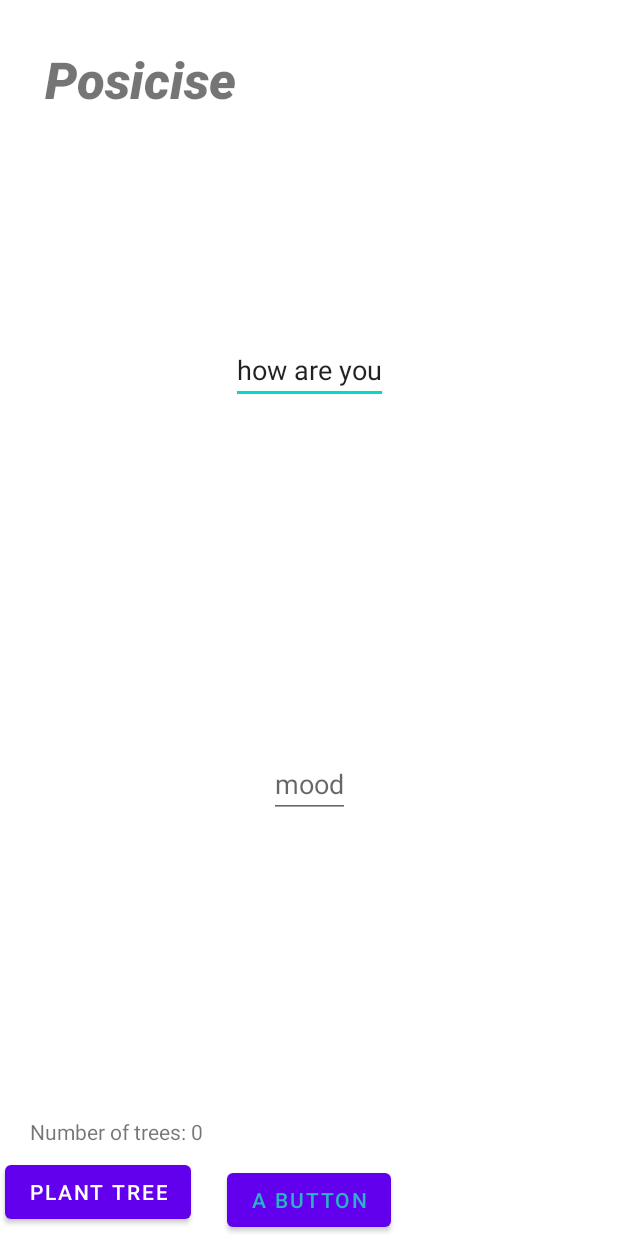
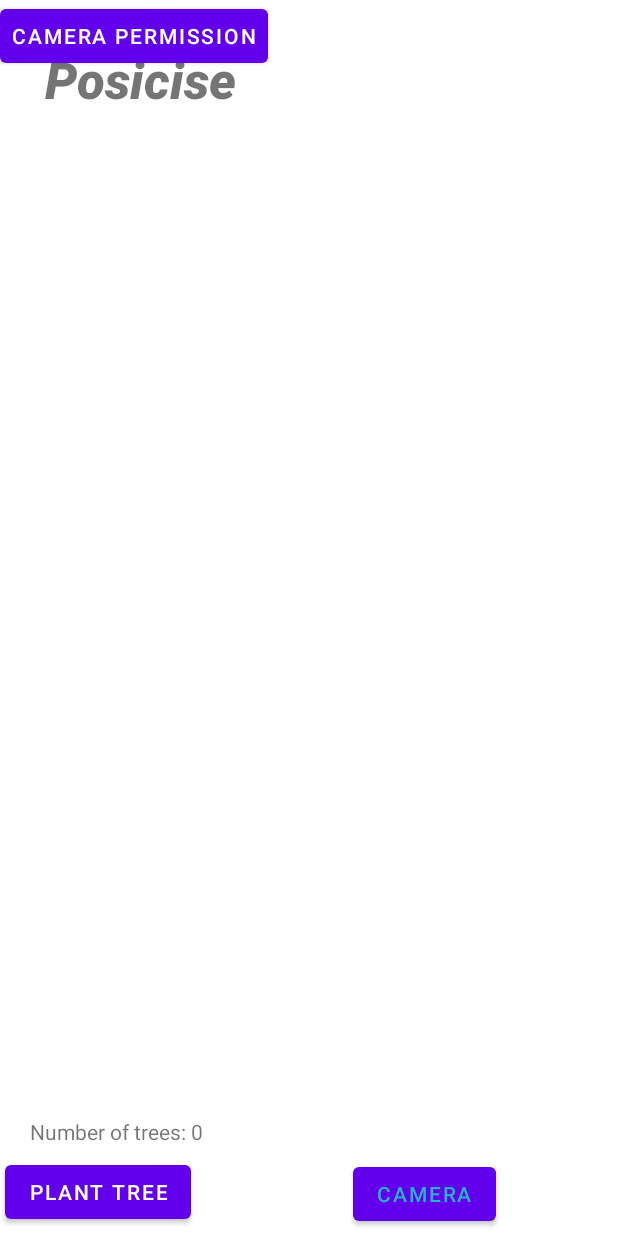
Before and after one commit to nohyp3/HTV-Android-App, an Android app: the screen it shows after launch (MainActivity), on a phone screen of 412 x 824 dp. Run offline under Robolectric (Android 15) with nearby library versions, the phone set to English and light mode, and no system bars.

Commit message:
added camera functionality

```diff
--- a/app/src/main/java/com/example/myapplication/MainActivity.java
+++ b/app/src/main/java/com/example/myapplication/MainActivity.java
@@ -1,33 +1,102 @@
 package com.example.myapplication;
 
+import androidx.annotation.NonNull;
 import androidx.appcompat.app.AppCompatActivity;
-import android.content.SharedPreferences;
+import androidx.core.app.ActivityCompat;
+import androidx.core.content.ContextCompat;
+
+import android.Manifest;
+import android.content.pm.PackageManager;
+import android.graphics.Bitmap;
+import android.provider.MediaStore;
+import android.content.Intent;
 import android.os.Bundle;
-import android.text.Editable;
 import android.view.View;
-import android.widget.EditText;
+import android.widget.Button;
+import android.widget.ImageView;
 import android.widget.TextView;
+import android.widget.Toast;
+
+import java.security.PrivateKey;
 
 public class MainActivity extends AppCompatActivity {
+    private static final int picId = 1;
+    private static final int CAMERA_PERMISSION_CODE = 100;
+
+    ImageView click_image_id;
+    Button camera;
+    private Button cameraPerm;
 
     @Override
     protected void onCreate(Bundle savedInstanceState) {
         super.onCreate(savedInstanceState);
-        setContentView(R.layout.activity_main   );
+        setContentView(R.layout.activity_main);
+
+        // By ID we can get each component which id is assigned in XML file get Buttons and imageview.
+        camera = findViewById(R.id.camera);
+        click_image_id = findViewById(R.id.proof);
+        cameraPerm = findViewById(R.id.cameraPer);
+        cameraPerm.setOnClickListener(new View.OnClickListener(){
+            @Override
+            public void onClick(View v){
+                checkPermission(Manifest.permission.CAMERA, CAMERA_PERMISSION_CODE);
+            }
+        });
+        // Camera_open button is for open the camera and add the setOnClickListener in this button
+        camera.setOnClickListener(v -> {
+            // Create the camera_intent ACTION_IMAGE_CAPTURE it will open the camera for capture the image
+            Intent camera_intent = new Intent(MediaStore.ACTION_IMAGE_CAPTURE);
+            // Start the activity with camera_intent, and request pic id
+            startActivityForResult(camera_intent, picId);
+        });
+    }
+    // Function to check and request permission.
+    public void checkPermission(String permission, int requestCode)
+    {
+        if (ContextCompat.checkSelfPermission(MainActivity.this, permission) == PackageManager.PERMISSION_DENIED) {
+
+            // Requesting the permission
+            ActivityCompat.requestPermissions(MainActivity.this, new String[] { permission }, requestCode);
+        }
+        else {
+            Toast.makeText(MainActivity.this, "Permission already granted", Toast.LENGTH_SHORT).show();
+        }
+    }
+    @Override
+    public void onRequestPermissionsResult(int requestCode,
+                                           @NonNull String[] permissions,
+                                           @NonNull int[] grantResults)
+    {
+        super.onRequestPermissionsResult(requestCode,
+                permissions,
+                grantResults);
+
+        if (requestCode == CAMERA_PERMISSION_CODE) {
+            if (grantResults.length > 0 && grantResults[0] == PackageManager.PERMISSION_GRANTED) {
+                Toast.makeText(MainActivity.this, "Camera Permission Granted", Toast.LENGTH_SHORT) .show();
+                cameraPerm.setVisibility(View.INVISIBLE);
+            }
+            else {
+                Toast.makeText(MainActivity.this, "Camera Permission Denied", Toast.LENGTH_SHORT) .show();
+            }
+        }
+    }
 
 
-
-    }
     static int treeNum = 0;
     public void changeTree (View view) {
         TextView treeCounter = findViewById(R.id.treeCounter);
         treeCounter.setText("Number of trees: " + treeNum++);
 
     }
-    public void onBtnClick(View view) {
-        TextView txtCameronTest = findViewById(R.id.txtCameronTest);
-        EditText txtResponse = findViewById(R.id.txtResponse);
-        txtCameronTest.setText("Hi you are" + txtResponse.getText().toString());
-
+    protected void onActivityResult(int requestCode, int resultCode, Intent data) {
+        super.onActivityResult(requestCode, resultCode, data);
+        // Match the request 'pic id with requestCode
+        if (requestCode == picId) {
+            // BitMap is data structure of image file which store the image in memory
+            Bitmap photo = (Bitmap) data.getExtras().get("data");
+            // Set the image in imageview for display
+            click_image_id.setImageBitmap(photo);
+        }
     }
 }
--- a/app/src/main/res/layout/activity_main.xml
+++ b/app/src/main/res/layout/activity_main.xml
@@ -7,36 +7,17 @@
     tools:context=".MainActivity">
 
     <Button
-        android:id="@+id/button"
+        android:id="@+id/camera"
         android:layout_width="wrap_content"
         android:layout_height="wrap_content"
-        android:onClick="onBtnClick"
-        android:text="A button"
+        android:layout_marginEnd="10dp"
+        android:layout_marginBottom="4dp"
+        android:text="Camera"
         android:textColor="#27B4C6"
         app:layout_constraintBottom_toBottomOf="parent"
         app:layout_constraintEnd_toEndOf="parent"
+        app:layout_constraintHorizontal_bias="0.767"
         app:layout_constraintStart_toStartOf="parent" />
-
-    <EditText
-        android:id="@+id/txtCameronTest"
-        android:layout_width="wrap_content"
-        android:layout_height="wrap_content"
-        android:text="how are you"
-        app:layout_constraintBottom_toBottomOf="parent"
-        app:layout_constraintEnd_toEndOf="parent"
-        app:layout_constraintStart_toStartOf="parent"
-        app:layout_constraintTop_toTopOf="parent"
-        app:layout_constraintVertical_bias="0.288" />
-
-    <EditText
-        android:id="@+id/txtResponse"
-        android:layout_width="wrap_content"
-        android:layout_height="wrap_content"
-        android:hint="mood"
-        app:layout_constraintBottom_toTopOf="@+id/button"
-        app:layout_constraintEnd_toEndOf="parent"
-        app:layout_constraintStart_toStartOf="parent"
-        app:layout_constraintTop_toBottomOf="@+id/txtCameronTest" />
 
     <Button
         android:id="@+id/treeButton"
@@ -59,13 +40,6 @@
         app:layout_constraintBottom_toBottomOf="parent"
         app:layout_constraintStart_toStartOf="parent" />
 
-    <ListView
-        android:layout_width="409dp"
-        android:layout_height="196dp"
-        tools:layout_editor_absoluteX="1dp"
-        tools:layout_editor_absoluteY="244dp" >
-    </ListView>
-
     <TextView
         android:id="@+id/appName"
         android:layout_width="wrap_content"
@@ -79,5 +53,26 @@
         app:layout_constraintStart_toStartOf="parent"
         app:layout_constraintTop_toTopOf="parent" />
 
+    <ImageView
+        android:id="@+id/proof"
+        android:layout_width="350dp"
+        android:layout_height="450dp"
+        android:layout_marginStart="30dp"
+        android:layout_marginTop="190dp"
+        android:rotation="-90"
+        app:layout_constraintStart_toStartOf="parent"
+        app:layout_constraintTop_toTopOf="parent"
+        tools:srcCompat="@tools:sample/avatars" />
+
+    <Button
+        android:id="@+id/cameraPer"
+        android:layout_width="wrap_content"
+        android:layout_height="wrap_content"
+        android:layout_centerHorizontal="true"
+        android:padding="8dp"
+        android:text="Camera Permission"
+        tools:layout_editor_absoluteX="115dp"
+        tools:layout_editor_absoluteY="161dp" />
+
 
 </androidx.constraintlayout.widget.ConstraintLayout>
```
